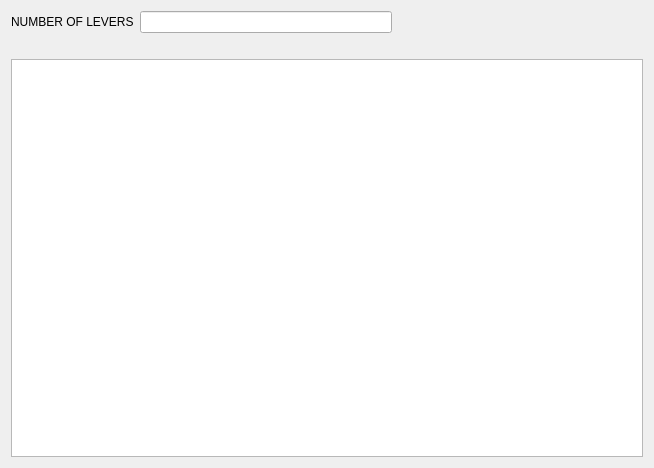
QtWorks/keymanager, file keybuilder/genericparametertable.ui: the form before one commit.
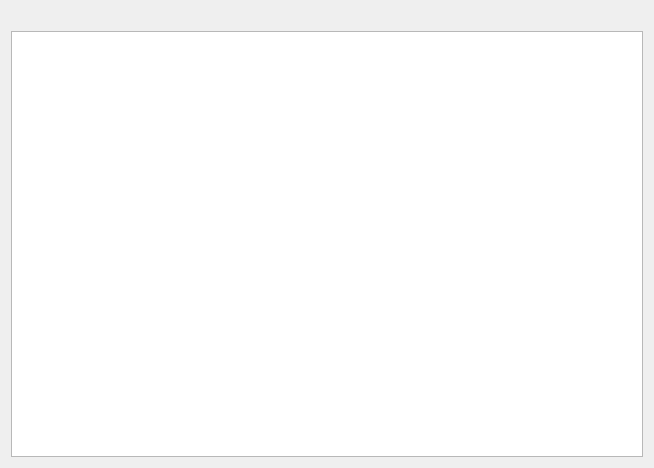
The form after the commit.

```diff
--- a/keybuilder/genericparametertable.ui
+++ b/keybuilder/genericparametertable.ui
@@ -16,33 +16,6 @@
   <layout class="QGridLayout" name="gridLayout">
    <item row="0" column="0">
     <layout class="QVBoxLayout" name="verticalLayout">
-     <item>
-      <layout class="QHBoxLayout" name="horizontalLayout">
-       <item>
-        <widget class="QLabel" name="label">
-         <property name="text">
-          <string>NUMBER OF LEVERS</string>
-         </property>
-        </widget>
-       </item>
-       <item>
-        <widget class="QLineEdit" name="lineEdit"/>
-       </item>
-       <item>
-        <spacer name="horizontalSpacer_3">
-         <property name="orientation">
-          <enum>Qt::Horizontal</enum>
-         </property>
-         <property name="sizeHint" stdset="0">
-          <size>
-           <width>40</width>
-           <height>20</height>
-          </size>
-         </property>
-        </spacer>
-       </item>
-      </layout>
-     </item>
      <item>
       <layout class="QHBoxLayout" name="horizontalLayout_2">
        <item>
```
